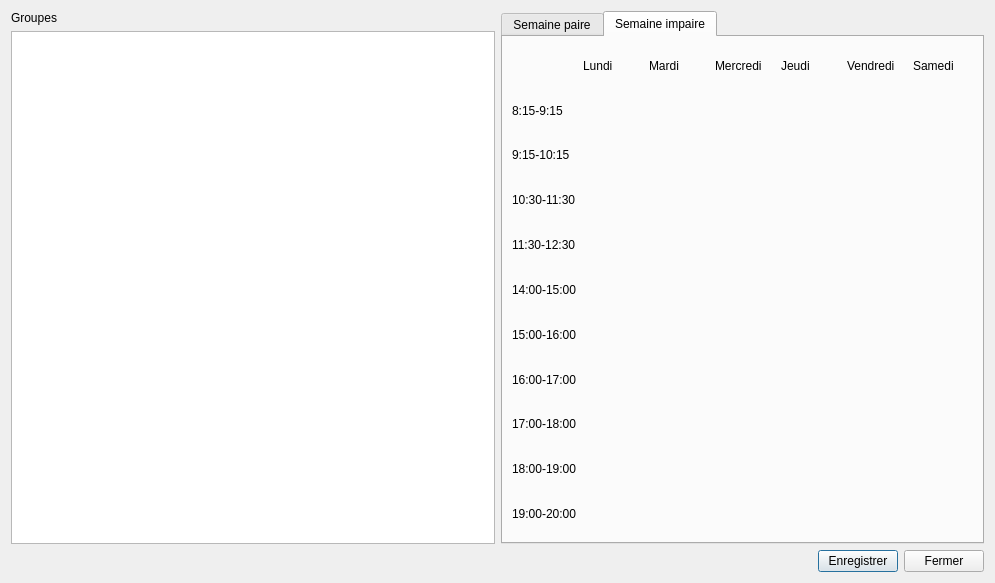
ThFeneuil/KholloAutoQt, file managers/coursesmanager.ui: the form before one commit.
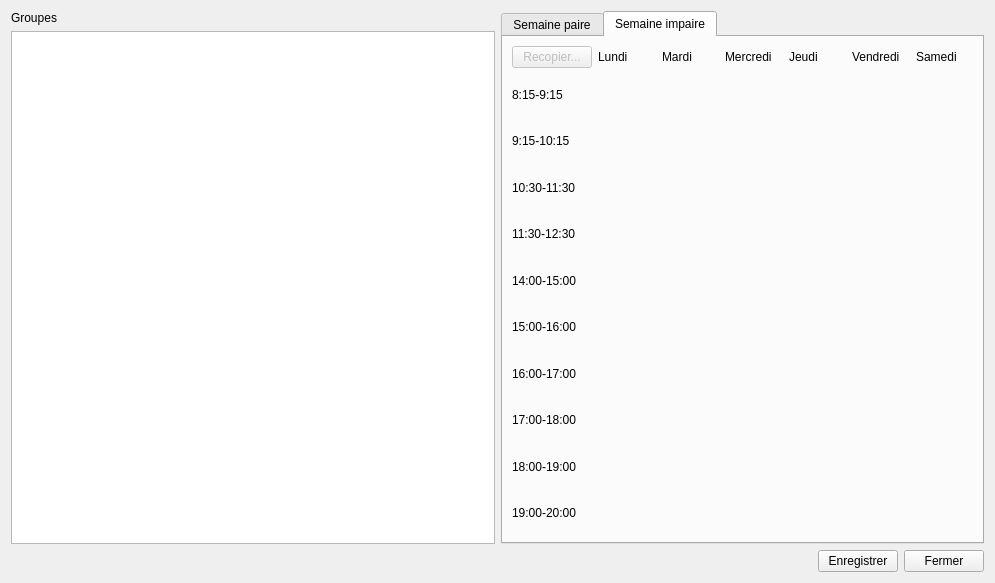
The form after the commit. The open tabs and pages were chosen to show the change.

Commit message: CoursesManager => copier vers

What changed in the file:
```diff
--- a/managers/coursesmanager.ui
+++ b/managers/coursesmanager.ui
@@ -271,6 +271,19 @@
            </property>
           </widget>
          </item>
+         <item row="0" column="0">
+          <widget class="QPushButton" name="copyToEven">
+           <property name="enabled">
+            <bool>false</bool>
+           </property>
+           <property name="toolTip">
+            <string>Copier ces cours vers la semaine paire</string>
+           </property>
+           <property name="text">
+            <string>Recopier...</string>
+           </property>
+          </widget>
+         </item>
         </layout>
        </widget>
       </widget>
```
Left out of the diff: 15 changed lines with no effect on the pictures. The commit also changes 2 other files.
